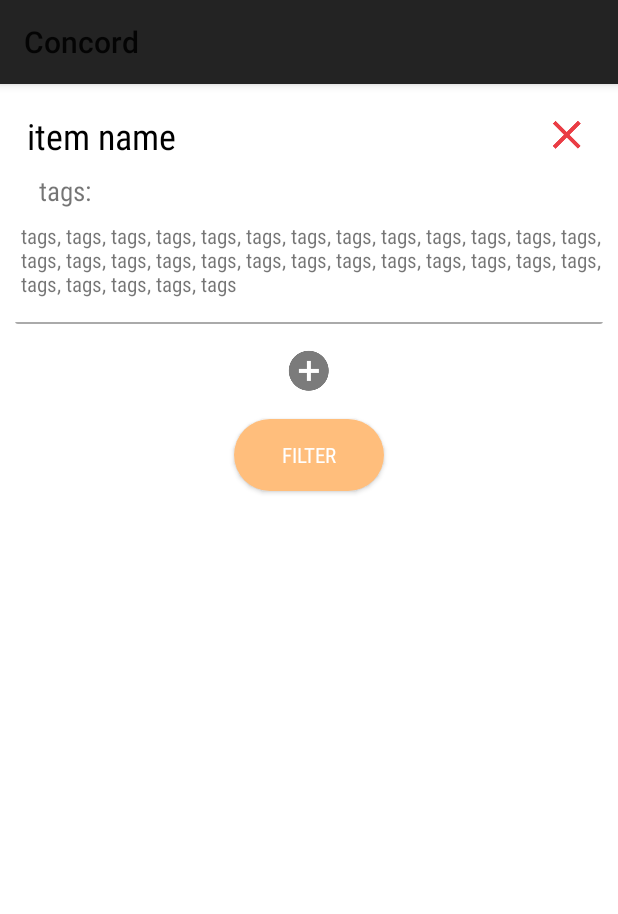
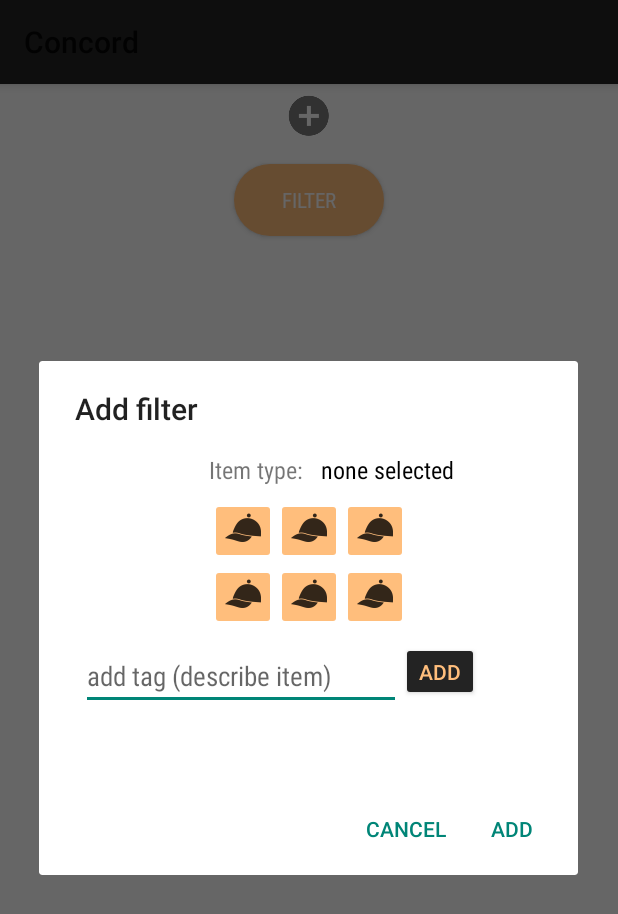
Before and after one commit to rmcreyes/clothing-app, an Android app: the FilterQueryActivity screen opened directly, with no data from a screen before it, after a tap on an icon or button, on a phone screen of 412 x 824 dp. Shown: the top 914 px of the screen. Run offline under Robolectric (Android 15) with nearby library versions, the phone set to English and light mode, and no system bars.

Commit message:
implemented dialog for filtering

```diff
--- a/app/src/main/java/rmcreyes/clothing_app/filter_module/FilterQueryActivity.java
+++ b/app/src/main/java/rmcreyes/clothing_app/filter_module/FilterQueryActivity.java
@@ -16,7 +16,7 @@ import java.util.List;
 
 import rmcreyes.clothing_app.R;
 
-public class FilterQueryActivity extends AppCompatActivity {
+public class FilterQueryActivity extends AppCompatActivity implements ItemFilterDialog.ItemFilterDialogListener {
 
     private List<ItemCard> ItemCards;
     private HashMap<ImageView, ItemCard> RemovePairs;
@@ -49,11 +49,7 @@ public class FilterQueryActivity extends AppCompatActivity {
         add_filter_btn.setOnClickListener(new View.OnClickListener() {
             @Override
             public void onClick(View v) {
-                ItemCards.get(count).setVisibility(View.VISIBLE);
-                count++;
-
-                if(count == ItemCards.size())
-                    add_filter_btn.setVisibility(View.GONE);
+                openDialog();
                 }
         });
 
@@ -71,6 +67,31 @@ public class FilterQueryActivity extends AppCompatActivity {
                 }
             });
         }
+    }
+
+    /**
+     * Opens a dialog that allows the user to add an item to filter with.
+     */
+    private void openDialog() {
+        ItemFilterDialog itemFilterDialog = new ItemFilterDialog();
+        itemFilterDialog.show(getSupportFragmentManager(), "item filter dialog");
+    }
+
+    /**
+     * Upon click of positive button in dialog, adds an item card to the view
+     * with the item type and tags specified by the user in the dialog
+     * @param item_type - string referring to the type of item to filter with
+     * @param tags - string referring to the words describing the item
+     */
+    // TODO: 2018-08-28 handle case where no item is selected
+    @Override
+    public void applyTexts(String item_type, String tags) {
+        ItemCards.get(count).setVisibility(View.VISIBLE);
+        ItemCards.get(count).adaptToItem(item_type, tags);
+        count++;
+
+        if(count == ItemCards.size())
+            add_filter_btn.setVisibility(View.GONE);
     }
 
     /**
--- a/app/src/main/java/rmcreyes/clothing_app/filter_module/ItemCard.java
+++ b/app/src/main/java/rmcreyes/clothing_app/filter_module/ItemCard.java
@@ -47,6 +47,12 @@ public class ItemCard {
         remove_btn.setVisibility(visibility);
     }
 
+    public void adaptToItem(String s_item, String s_tags) {
+        item_name.setText(s_item);
+        tags.setText(s_tags);
+
+    }
+
     public ImageView getRemove_btn() {
         return remove_btn;
     }
--- /dev/null
+++ b/app/src/main/java/rmcreyes/clothing_app/filter_module/ItemFilterDialog.java
@@ -0,0 +1,150 @@
+package rmcreyes.clothing_app.filter_module;
+
+import android.app.AlertDialog;
+import android.app.Dialog;
+import android.content.Context;
+import android.content.DialogInterface;
+import android.os.Bundle;
+import android.support.v7.app.AppCompatDialogFragment;
+import android.view.LayoutInflater;
+import android.view.View;
+import android.widget.Button;
+import android.widget.EditText;
+import android.widget.ImageButton;
+import android.widget.TextView;
+
+import rmcreyes.clothing_app.R;
+
+/**
+ * Created by robin on 2018-08-28.
+ * Dialog used to let user select and describe an item for filtering.
+ */
+
+public class ItemFilterDialog extends AppCompatDialogFragment {
+
+    private TextView item_type, tags_text;
+    private EditText tag_edit;
+    private ImageButton btn_1, btn_2, btn_3, btn_4, btn_5, btn_6;
+    private Button add_tag_btn;
+
+    private ItemFilterDialogListener itemFilterDialogListener;
+
+
+    @Override
+    public Dialog onCreateDialog(Bundle savedInstanceState) {
+        AlertDialog.Builder builder = new AlertDialog.Builder(getActivity());
+        LayoutInflater  inflater = getActivity().getLayoutInflater();
+        View view = inflater.inflate(R.layout.dialog_item_filter, null);
+
+        builder.setView(view)
+                .setTitle("Add filter")
+                .setNegativeButton("cancel", new DialogInterface.OnClickListener() {
+                    @Override
+                    public void onClick(DialogInterface dialog, int which) {
+
+                    }
+                })
+                .setPositiveButton("add", new DialogInterface.OnClickListener() {
+                    @Override
+                    public void onClick(DialogInterface dialog, int which) {
+                        String item = item_type.getText().toString().trim();
+                        String tags = tags_text.getText().toString().trim();
+                        // call apply texts on the strings to be used on the item cards
+                        itemFilterDialogListener.applyTexts(item, tags);
+                    }
+                });
+
+        Dialog dialog = builder.create();
+
+        item_type = (TextView) view.findViewById(R.id.item_type);
+        tags_text = (TextView) view.findViewById(R.id.tags_text);
+
+        // each image button changes the string in the textview item_type
+        btn_1 = (ImageButton) view.findViewById(R.id.button1);
+        btn_1.setOnClickListener(new View.OnClickListener() {
+            @Override
+            public void onClick(View v) {
+                item_type.setText("headwear");
+            }
+        });
+
+        btn_2 = (ImageButton) view.findViewById(R.id.button2);
+        btn_2.setOnClickListener(new View.OnClickListener() {
+            @Override
+            public void onClick(View v) {
+                item_type.setText("tops");
+            }
+        });
+
+        btn_3 = (ImageButton) view.findViewById(R.id.button3);
+        btn_3.setOnClickListener(new View.OnClickListener() {
+            @Override
+            public void onClick(View v) {
+                item_type.setText("bottoms");
+            }
+        });
+
+        btn_4 = (ImageButton) view.findViewById(R.id.button4);
+        btn_4.setOnClickListener(new View.OnClickListener() {
+            @Override
+            public void onClick(View v) {
+                item_type.setText("shoes");
+            }
+        });
+
+        btn_5 = (ImageButton) view.findViewById(R.id.button5);
+        btn_5.setOnClickListener(new View.OnClickListener() {
+            @Override
+            public void onClick(View v) {
+                item_type.setText("accessories");
+            }
+        });
+
+        btn_6 = (ImageButton) view.findViewById(R.id.button6);
+        btn_6.setOnClickListener(new View.OnClickListener() {
+            @Override
+            public void onClick(View v) {
+                item_type.setText("one pieces");
+            }
+        });
+
+        // upon click of the add button, adds the string in the edit text
+        // to the list of tags
+        // TODO: 2018-08-28 take care of invalid tag strings
+        tag_edit = (EditText) view.findViewById(R.id.tag_edit);
+        tags_text = (TextView) view.findViewById(R.id.tags_text);
+        add_tag_btn = (Button) view.findViewById(R.id.add_tag_btn);
+        add_tag_btn.setOnClickListener(new View.OnClickListener() {
+            @Override
+            public void onClick(View v) {
+                String new_tag = tag_edit.getText().toString().trim();
+                String tags = tags_text.getText().toString().trim();
+                if(tags.equals(""))
+                    tags_text.setText("#" + new_tag);
+                else
+                    tags_text.setText(tags + ", #" + new_tag);
+
+                tag_edit.setText("");
+            }
+        });
+
+
+        return dialog;
+    }
+
+    @Override
+    public void onAttach(Context context) {
+        super.onAttach(context);
+
+        try {
+            itemFilterDialogListener = (ItemFilterDialogListener) context;
+        } catch(ClassCastException e) {
+            throw new ClassCastException(context.toString() + "must implement listener");
+        }
+
+    }
+
+    public interface ItemFilterDialogListener {
+        void applyTexts(String item_type, String tags);
+    }
+}
--- a/app/src/main/res/layout/activity_filter_query.xml
+++ b/app/src/main/res/layout/activity_filter_query.xml
@@ -65,6 +65,8 @@
                     android:fontFamily="sans-serif-condensed"
                     android:text="tags, tags, tags, tags, tags, tags, tags, tags, tags, tags, tags, tags, tags, tags, tags, tags, tags, tags, tags, tags, tags, tags, tags, tags, tags, tags, tags, tags, tags, tags, tags"
                     android:textSize="14dp"
+                    android:textAlignment="textStart"
+                    android:gravity="start"
                     app:layout_constraintStart_toStartOf="parent"
                     app:layout_constraintEnd_toEndOf="parent"
                     app:layout_constraintTop_toBottomOf="@+id/tags_label_0" />
--- /dev/null
+++ b/app/src/main/res/layout/dialog_item_filter.xml
@@ -0,0 +1,152 @@
+<?xml version="1.0" encoding="utf-8"?>
+<android.support.constraint.ConstraintLayout
+    xmlns:android="http://schemas.android.com/apk/res/android"
+    xmlns:app="http://schemas.android.com/apk/res-auto"
+    xmlns:tools="http://schemas.android.com/tools"
+    android:layout_width="match_parent"
+    android:layout_height="match_parent">
+
+    <TextView
+        android:id="@+id/item_type_label"
+        android:layout_width="wrap_content"
+        android:layout_height="wrap_content"
+        android:layout_marginEnd="8dp"
+        android:layout_marginStart="8dp"
+        android:layout_marginTop="16dp"
+        android:fontFamily="sans-serif-condensed"
+        android:text="Item type: "
+        android:textSize="16dp"
+        app:layout_constraintEnd_toEndOf="parent"
+        app:layout_constraintHorizontal_bias="0.381"
+        app:layout_constraintStart_toStartOf="parent"
+        app:layout_constraintTop_toTopOf="parent" />
+
+    <TextView
+        android:id="@+id/item_type"
+        android:layout_width="wrap_content"
+        android:layout_height="wrap_content"
+        android:layout_marginStart="8dp"
+        android:layout_marginLeft="8dp"
+        android:text="none selected"
+        android:textColor="@android:color/black"
+        android:textSize="16dp"
+        android:fontFamily="sans-serif-condensed"
+        app:layout_constraintBottom_toBottomOf="@+id/item_type_label"
+        app:layout_constraintStart_toEndOf="@+id/item_type_label" />
+
+
+    <GridLayout
+        android:id="@+id/item_grid"
+        android:layout_width="wrap_content"
+        android:layout_height="wrap_content"
+        android:layout_marginEnd="8dp"
+        android:layout_marginStart="8dp"
+        android:layout_marginTop="8dp"
+        android:columnCount="3"
+        android:orientation="horizontal"
+        android:rowCount="2"
+        app:layout_constraintEnd_toEndOf="parent"
+        app:layout_constraintStart_toStartOf="parent"
+        app:layout_constraintTop_toBottomOf="@+id/item_type_label">
+
+        <ImageButton
+            android:id="@+id/button1"
+            android:layout_gravity="center"
+            android:padding="6dp"
+            android:src="@drawable/ic_hat_icon"
+            android:backgroundTint="@color/colorSecondary"/>
+
+        <ImageButton
+            android:id="@+id/button2"
+            android:layout_gravity="center"
+            android:padding="6dp"
+            android:src="@drawable/ic_hat_icon"
+            android:backgroundTint="@color/colorSecondary"/>
+
+        <ImageButton
+            android:id="@+id/button3"
+            android:layout_gravity="center"
+            android:padding="6dp"
+            android:src="@drawable/ic_hat_icon"
+            android:backgroundTint="@color/colorSecondary"/>
+
+        <ImageButton
+            android:id="@+id/button4"
+            android:layout_gravity="center"
+            android:padding="6dp"
+            android:src="@drawable/ic_hat_icon"
+            android:backgroundTint="@color/colorSecondary"/>
+
+        <ImageButton
+            android:id="@+id/button5"
+            android:layout_gravity="center"
+            android:padding="6dp"
+            android:src="@drawable/ic_hat_icon"
+            android:backgroundTint="@color/colorSecondary"/>
+
+        <ImageButton
+            android:id="@+id/button6"
+            android:layout_gravity="center"
+            android:padding="6dp"
+            android:src="@drawable/ic_hat_icon"
+            android:backgroundTint="@color/colorSecondary"/>
+
+    </GridLayout>
+
+    <EditText
+        android:id="@+id/tag_edit"
+        android:layout_width="wrap_content"
+        android:layout_height="wrap_content"
+        android:layout_marginStart="28dp"
+        android:layout_marginLeft="28dp"
+        android:layout_marginTop="8dp"
+        android:ems="10"
+        android:hint="add tag (describe item)"
+        android:fontFamily="sans-serif-condensed"
+        android:inputType="textPersonName"
+        app:layout_constraintStart_toStartOf="parent"
+        app:layout_constraintTop_toBottomOf="@+id/item_grid" />
+
+    <android.support.v4.widget.NestedScrollView
+        android:id="@+id/scrollView"
+        android:layout_width="match_parent"
+        android:layout_height="40dp"
+        android:layout_marginEnd="8dp"
+        android:layout_marginStart="8dp"
+        android:layout_marginTop="8dp"
+        app:layout_constraintEnd_toEndOf="parent"
+        app:layout_constraintStart_toStartOf="parent"
+        app:layout_constraintTop_toBottomOf="@+id/tag_edit">
+
+        <LinearLayout
+            android:id="@+id/tags_container"
+            android:layout_width="match_parent"
+            android:layout_height="wrap_content">
+
+            <TextView
+                android:id="@+id/tags_text"
+                android:layout_width="wrap_content"
+                android:layout_height="wrap_content"
+                android:fontFamily="sans-serif-condensed"/>
+
+        </LinearLayout>
+    </android.support.v4.widget.NestedScrollView>
+
+    <Button
+        android:id="@+id/add_tag_btn"
+        android:layout_width="wrap_content"
+        android:layout_height="wrap_content"
+        android:layout_marginEnd="8dp"
+        android:layout_marginRight="8dp"
+        android:layout_marginTop="8dp"
+        android:minHeight="0dp"
+        android:minWidth="0dp"
+        android:backgroundTint="@color/colorPrimary"
+        android:text="ADD"
+        android:textColor="@color/colorSecondary"
+        app:layout_constraintEnd_toEndOf="parent"
+        app:layout_constraintHorizontal_bias="0.0"
+        app:layout_constraintStart_toEndOf="@+id/tag_edit"
+        app:layout_constraintTop_toBottomOf="@+id/item_grid" />
+
+</android.support.constraint.ConstraintLayout>
--- a/app/src/main/res/layout/fragment_filter_list.xml
+++ b/app/src/main/res/layout/fragment_filter_list.xml
@@ -4,10 +4,50 @@
     android:layout_height="match_parent"
     tools:context="rmcreyes.clothing_app.filter_module.FilterListFragment">
 
-    <!-- TODO: Update blank fragment layout -->
-    <TextView
-        android:layout_width="match_parent"
-        android:layout_height="match_parent"
-        android:text="@string/hello_blank_fragment" />
+    <GridLayout
+        android:id="@+id/item_grid"
+        android:layout_width="wrap_content"
+        android:layout_height="wrap_content"
+        android:columnCount="3"
+        android:rowCount="2"
+        android:orientation="horizontal">
+
+        <ImageButton
+            android:id="@+id/button1"
+            android:layout_gravity="center"
+            android:src="@drawable/ic_hat_icon"
+            android:padding="6dp"/>
+
+        <ImageButton
+            android:id="@+id/button2"
+            android:layout_gravity="center"
+            android:src="@drawable/ic_hat_icon"
+            android:padding="6dp"/>
+
+        <ImageButton
+            android:id="@+id/button3"
+            android:layout_gravity="center"
+            android:src="@drawable/ic_hat_icon"
+            android:padding="6dp"/>
+
+        <ImageButton
+            android:id="@+id/button4"
+            android:layout_gravity="center"
+            android:src="@drawable/ic_hat_icon"
+            android:padding="6dp"/>
+
+        <ImageButton
+            android:id="@+id/button5"
+            android:layout_gravity="center"
+            android:src="@drawable/ic_hat_icon"
+            android:padding="6dp"/>
+
+        <ImageButton
+            android:id="@+id/button6"
+            android:layout_gravity="center"
+            android:src="@drawable/ic_hat_icon"
+            android:padding="6dp"/>
+
+    </GridLayout>
 
 </FrameLayout>
```
Also changed, not shown: app/src/main/res/drawable-hdpi/ic_hat_icon.png (added), app/src/main/res/drawable-mdpi/ic_hat_icon.png (added), app/src/main/res/drawable-xhdpi/ic_hat_icon.png (added), app/src/main/res/drawable-xxhdpi/ic_hat_icon.png (added).
